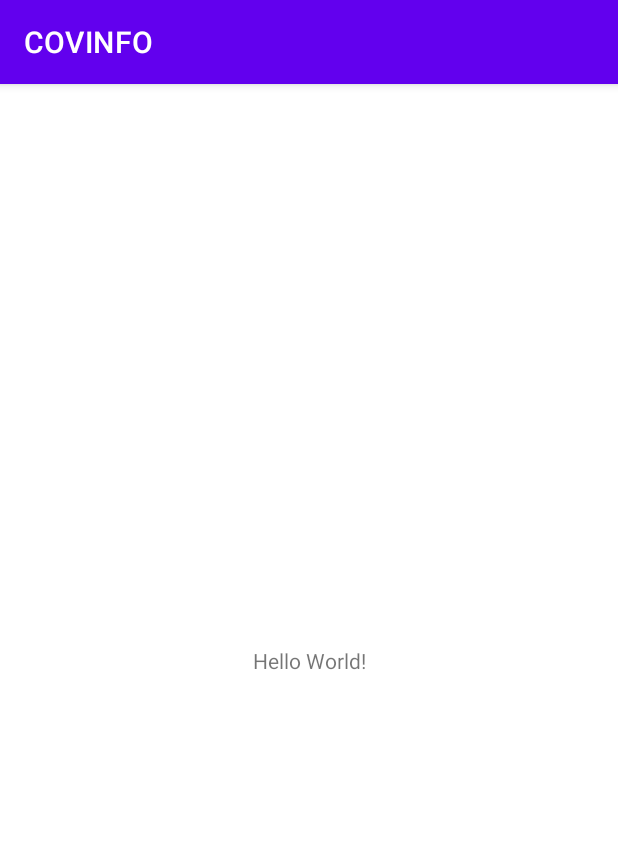
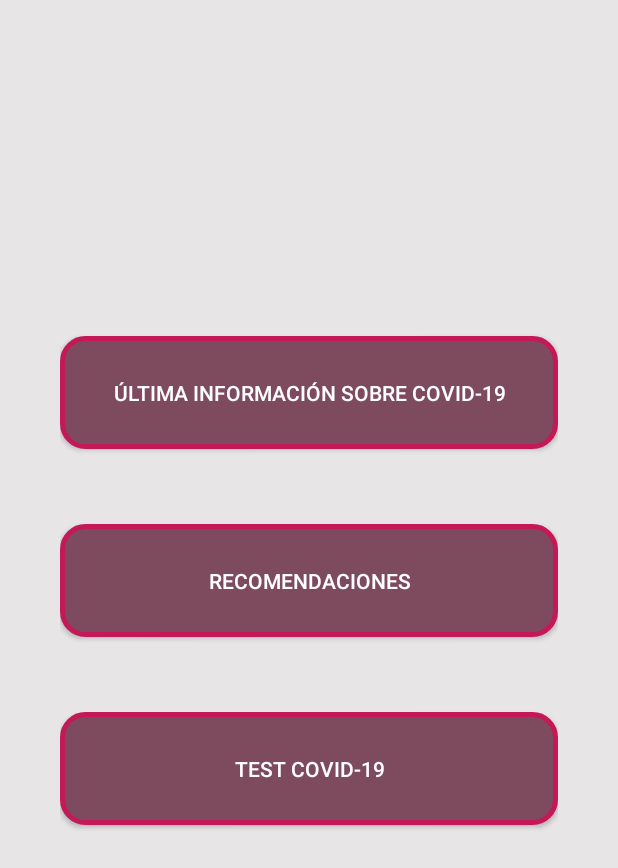
Before and after one commit to jppacho17/COVINFO, an Android app: the screen it shows after launch (MainActivity before the commit, Opciones after it), on a phone screen of 412 x 824 dp. Shown: the top 868 px of the screen. Run offline under Robolectric (Android 15) with nearby library versions, the phone set to English and light mode, and no system bars.

Commit message:
Añadida portada y menú de opciones

```diff
--- /dev/null
+++ b/app/src/main/java/com/example/covinfo/Opciones.java
@@ -0,0 +1,14 @@
+package com.example.covinfo;
+
+import androidx.appcompat.app.AppCompatActivity;
+
+import android.os.Bundle;
+
+public class Opciones extends AppCompatActivity {
+
+    @Override
+    protected void onCreate(Bundle savedInstanceState) {
+        super.onCreate(savedInstanceState);
+        setContentView(R.layout.activity_opciones);
+    }
+}
--- /dev/null
+++ b/app/src/main/java/com/example/covinfo/SplashScreen.java
@@ -0,0 +1,26 @@
+package com.example.covinfo;
+
+import androidx.appcompat.app.AppCompatActivity;
+
+import android.content.Intent;
+import android.os.Bundle;
+import android.os.Handler;
+
+public class SplashScreen extends AppCompatActivity {
+
+    @Override
+    protected void onCreate(Bundle savedInstanceState) {
+        super.onCreate(savedInstanceState);
+        setContentView(R.layout.activity_splash_screen);
+
+        new Handler().postDelayed(new Runnable() {
+            @Override
+            public void run() {
+
+                Intent intent = new Intent(SplashScreen.this, Opciones.class);
+                startActivity(intent);
+            }
+        },4000);
+
+    }
+}
--- /dev/null
+++ b/app/src/main/res/drawable/bg_ripple.xml
@@ -0,0 +1,12 @@
+<?xml version="1.0" encoding="utf-8"?>
+<shape xmlns:android="http://schemas.android.com/apk/res/android">
+
+    <corners android:radius="15dp"/>
+    <stroke android:color="#c51857"
+        android:width="5px"/>
+
+    <solid android:color="#7E4A5D"/>
+
+
+
+</shape>
--- /dev/null
+++ b/app/src/main/res/drawable/btn_opciones_pulsado.xml
@@ -0,0 +1,9 @@
+<?xml version="1.0" encoding="utf-8"?>
+<ripple xmlns:android="http://schemas.android.com/apk/res/android"
+    android:color="#fff523">
+
+    <item android:drawable="@drawable/bg_ripple"/>
+
+
+
+</ripple>
--- /dev/null
+++ b/app/src/main/res/drawable/txt_btn_opciones.xml
@@ -0,0 +1,7 @@
+<?xml version="1.0" encoding="utf-8"?>
+<selector xmlns:android="http://schemas.android.com/apk/res/android">
+
+    <item  android:color="#c51857" android:state_pressed="true"/>
+    <item  android:color="#ffffff" android:state_pressed="false"/>
+
+</selector>
--- /dev/null
+++ b/app/src/main/res/layout/activity_opciones.xml
@@ -0,0 +1,40 @@
+<?xml version="1.0" encoding="utf-8"?>
+<LinearLayout xmlns:android="http://schemas.android.com/apk/res/android"
+    xmlns:app="http://schemas.android.com/apk/res-auto"
+    xmlns:tools="http://schemas.android.com/tools"
+    android:layout_width="match_parent"
+    android:layout_height="match_parent"
+    android:background="#e7e5e5"
+    android:orientation="vertical"
+    android:gravity="center"
+    android:padding="40dp"
+    tools:context=".Opciones">
+
+
+    <Button
+        android:id="@+id/button3"
+        android:layout_width="match_parent"
+        android:background="@drawable/btn_opciones_pulsado"
+        android:layout_height="75dp"
+        android:layout_marginBottom="50dp"
+        android:textColor="@drawable/txt_btn_opciones"
+        android:text="@string/btninfo" />
+
+    <Button
+        android:id="@+id/button2"
+        android:layout_width="match_parent"
+        android:layout_height="75dp"
+        android:layout_marginBottom="50dp"
+        android:background="@drawable/btn_opciones_pulsado"
+        android:textColor="@drawable/txt_btn_opciones"
+        android:text="@string/btnrecomendaciones" />
+
+    <Button
+        android:id="@+id/button"
+        android:layout_width="match_parent"
+        android:layout_height="75dp"
+        android:layout_marginBottom="50dp"
+        android:textColor="@drawable/txt_btn_opciones"
+        android:background="@drawable/btn_opciones_pulsado"
+        android:text="@string/btntest" />
+</LinearLayout>
--- a/app/src/main/res/values/strings.xml
+++ b/app/src/main/res/values/strings.xml
@@ -1,3 +1,8 @@
 <resources>
     <string name="app_name">COVINFO</string>
+    <string name="botonPPrincipal">Pulsa para continuar</string>
+    <string name="textoPPrincipal">Aplicación libre de COVID</string>
+    <string name="btninfo">Última información sobre COVID-19</string>
+    <string name="btnrecomendaciones">Recomendaciones</string>
+    <string name="btntest">Test COVID-19</string>
 </resources>
```
Also changed, not shown: app/src/main/AndroidManifest.xml (+9 -1 lines), app/src/main/java/com/example/covinfo/MainActivity.java (+24 -1 lines), app/src/main/java/com/example/covinfo/MainActivity2.java (added, +36 -0 lines), app/src/main/res/drawable/btn_opciones.xml (added, +10 -0 lines), app/src/main/res/layout/activity_main.xml (+31 -8 lines), app/src/main/res/layout/activity_main2.xml (added, +28 -0 lines), app/src/main/res/layout/activity_splash_screen.xml (added, +49 -0 lines), app/src/main/res/drawable/covid1.png (added), app/src/main/res/drawable/covinfo1.png (added), app/src/main/res/drawable/covinfotitulo.png (added), app/src/main/res/drawable/covinfotitulo2.png (added), app/src/main/res/drawable/logouvapng.png (added), 1 other file.
